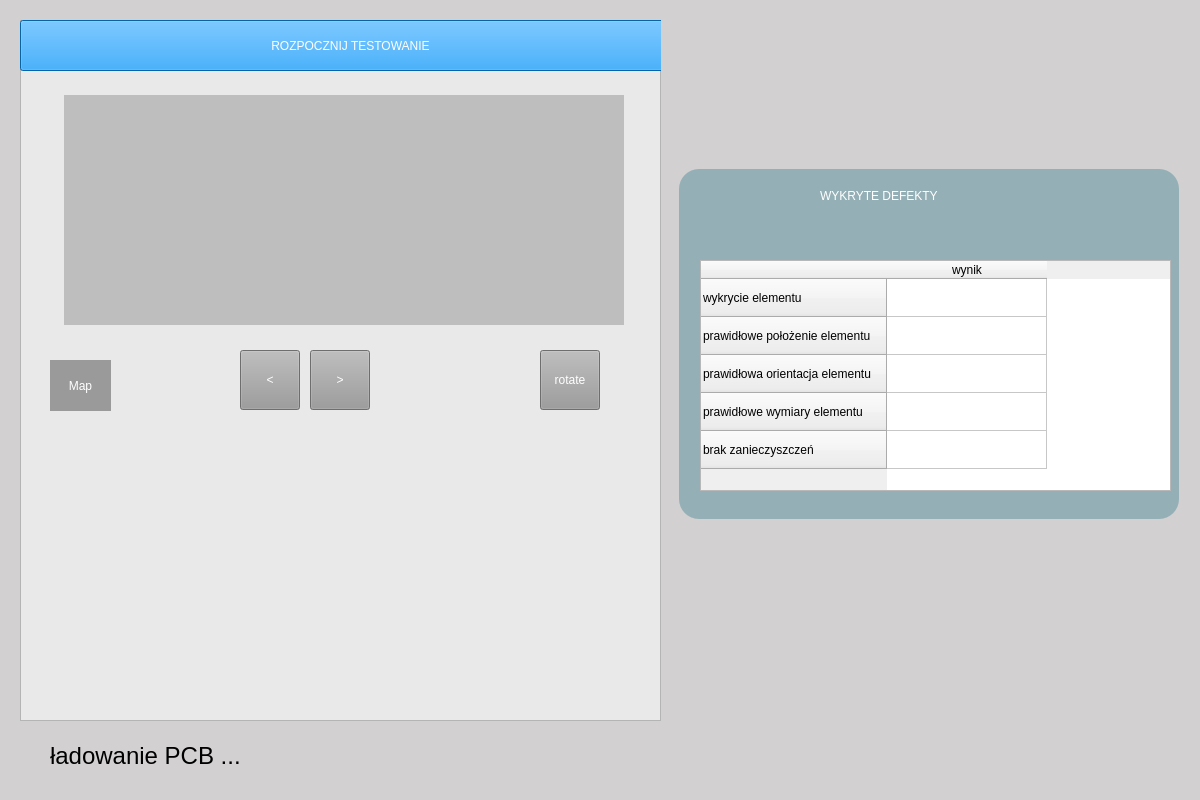
Qt form ui/Camera.ui (oreols/ProjektAOI) before a commit.
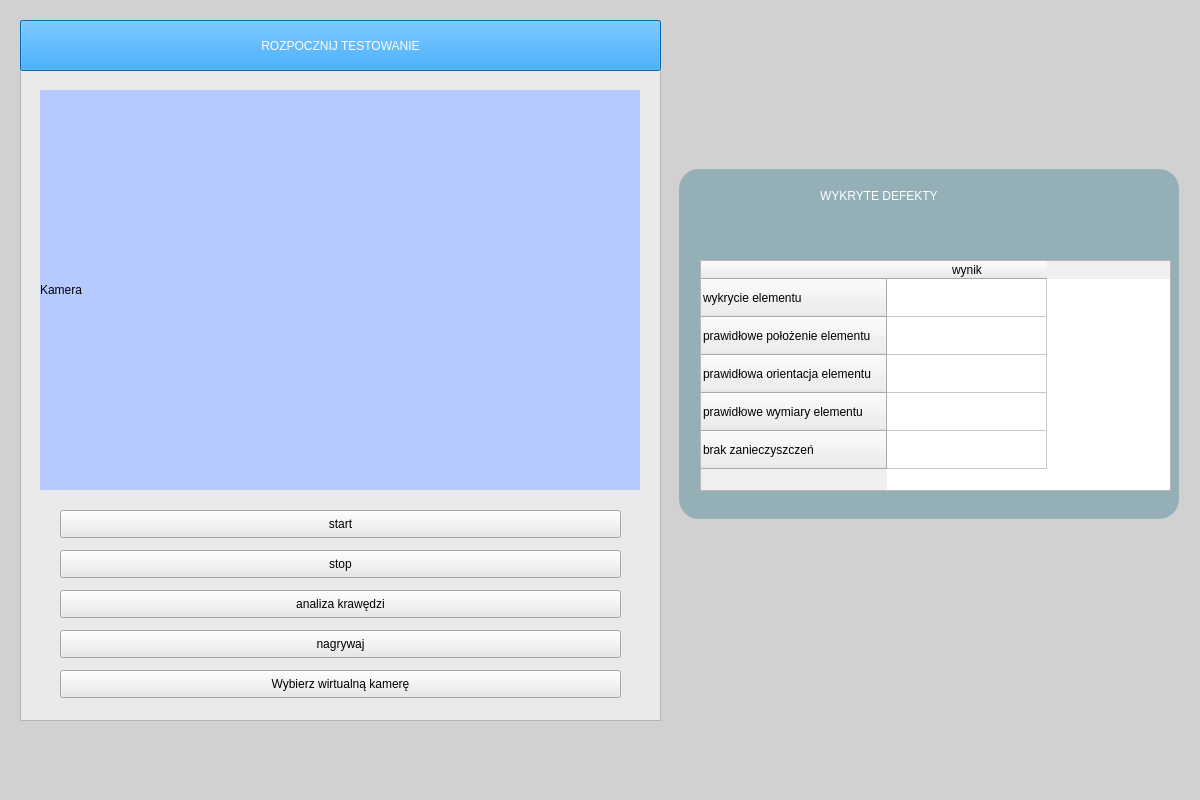
The same form after that commit.

Commit message: Integracja podglądu z kamerą oraz wyswetlanie uzytkownikow w tabeli i mozliwosc ich usuwania

What changed in the file:
```diff
--- a/ui/Camera.ui
+++ b/ui/Camera.ui
@@ -167,30 +167,12 @@
     <property name="frameShadow">
      <enum>QFrame::Raised</enum>
     </property>
-    <widget class="QPushButton" name="Map">
-     <property name="geometry">
-      <rect>
-       <x>30</x>
-       <y>340</y>
-       <width>61</width>
-       <height>51</height>
-      </rect>
-     </property>
-     <property name="styleSheet">
-      <string notr="true">background-color: #9A9A9A;
-border-radius: 30px;
-color:white;</string>
-     </property>
-     <property name="text">
-      <string>Map</string>
-     </property>
-    </widget>
     <widget class="QPushButton" name="startTestingButton">
      <property name="geometry">
       <rect>
        <x>0</x>
        <y>0</y>
-       <width>661</width>
+       <width>641</width>
        <height>51</height>
       </rect>
      </property>
@@ -203,121 +185,88 @@
       <string>ROZPOCZNIJ TESTOWANIE</string>
      </property>
     </widget>
-    <widget class="QPushButton" name="previousButton">
+    <widget class="QLabel" name="cap">
      <property name="geometry">
       <rect>
-       <x>220</x>
-       <y>330</y>
-       <width>60</width>
-       <height>60</height>
+       <x>20</x>
+       <y>70</y>
+       <width>600</width>
+       <height>400</height>
       </rect>
      </property>
      <property name="styleSheet">
-      <string notr="true">font: 63 18pt &quot;Segoe UI Semibold&quot;;
-background-color: rgb(154, 154, 154);
-color:white;
-</string>
+      <string notr="true">background-color: rgb(183, 202, 255);</string>
      </property>
      <property name="text">
-      <string>&lt;</string>
+      <string>Kamera</string>
      </property>
     </widget>
     <widget class="QPushButton" name="nextButton">
      <property name="geometry">
       <rect>
-       <x>290</x>
-       <y>330</y>
-       <width>60</width>
-       <height>60</height>
+       <x>40</x>
+       <y>490</y>
+       <width>561</width>
+       <height>28</height>
       </rect>
      </property>
-     <property name="styleSheet">
-      <string notr="true">font: 63 18pt &quot;Segoe UI Semibold&quot;;
-background-color: rgb(154, 154, 154);
-color:white;
-</string>
-     </property>
      <property name="text">
-      <string>&gt;</string>
+      <string>start</string>
      </property>
     </widget>
-    <widget class="QLabel" name="imgSrc">
+    <widget class="QPushButton" name="stop_button">
      <property name="geometry">
       <rect>
-       <x>44</x>
-       <y>75</y>
-       <width>560</width>
-       <height>230</height>
+       <x>40</x>
+       <y>530</y>
+       <width>561</width>
+       <height>28</height>
       </rect>
      </property>
-     <property name="maximumSize">
-      <size>
-       <width>560</width>
-       <height>230</height>
-      </size>
+     <property name="text">
+      <string>stop</string>
      </property>
-     <property name="styleSheet">
-      <string notr="true">background-color: rgb(190, 190, 190);</string>
+    </widget>
+    <widget class="QPushButton" name="analyze_button">
+     <property name="geometry">
+      <rect>
+       <x>40</x>
+       <y>570</y>
+       <width>561</width>
+       <height>28</height>
+      </rect>
      </property>
      <property name="text">
-      <string/>
+      <string>analiza krawędzi</string>
      </property>
     </widget>
     <widget class="QPushButton" name="rotationButton">
      <property name="geometry">
       <rect>
-       <x>520</x>
-       <y>330</y>
-       <width>60</width>
-       <height>60</height>
+       <x>40</x>
+       <y>610</y>
+       <width>561</width>
+       <height>28</height>
       </rect>
      </property>
-     <property name="styleSheet">
-      <string notr="true">font: 63 12pt &quot;Segoe UI Semibold&quot;;
-background-color: rgb(154, 154, 154);
-color:white;
-</string>
+     <property name="text">
+      <string>nagrywaj</string>
      </property>
+    </widget>
+    <widget class="QPushButton" name="virtual_cam_button">
+     <property name="geometry">
+      <rect>
+       <x>40</x>
+       <y>650</y>
+       <width>561</width>
+       <height>28</height>
+      </rect>
+     </property>
      <property name="text">
-      <string>rotate</string>
+      <string>Wybierz wirtualną kamerę</string>
      </property>
     </widget>
    </widget>
-   <widget class="QLabel" name="imgName">
-    <property name="geometry">
-     <rect>
-      <x>240</x>
-      <y>740</y>
-      <width>261</width>
-      <height>31</height>
-     </rect>
-    </property>
-    <property name="styleSheet">
-     <string notr="true">font: 63 16pt &quot;Segoe UI Semibold&quot;;
-color:blue;</string>
-    </property>
-    <property name="text">
-     <string/>
-    </property>
-   </widget>
-   <widget class="QLabel" name="img_label">
-    <property name="geometry">
-     <rect>
-      <x>50</x>
-      <y>740</y>
-      <width>191</width>
-      <height>31</height>
-     </rect>
-    </property>
-    <property name="font">
-     <font>
-      <pointsize>18</pointsize>
-     </font>
-    </property>
-    <property name="text">
-     <string>ładowanie PCB ...</string>
-    </property>
-   </widget>
   </widget>
   <zorder>widget</zorder>
   <zorder>label</zorder>
```
Left out of the diff: 4 changed lines with no effect on the pictures. The commit also changes 9 other files.
